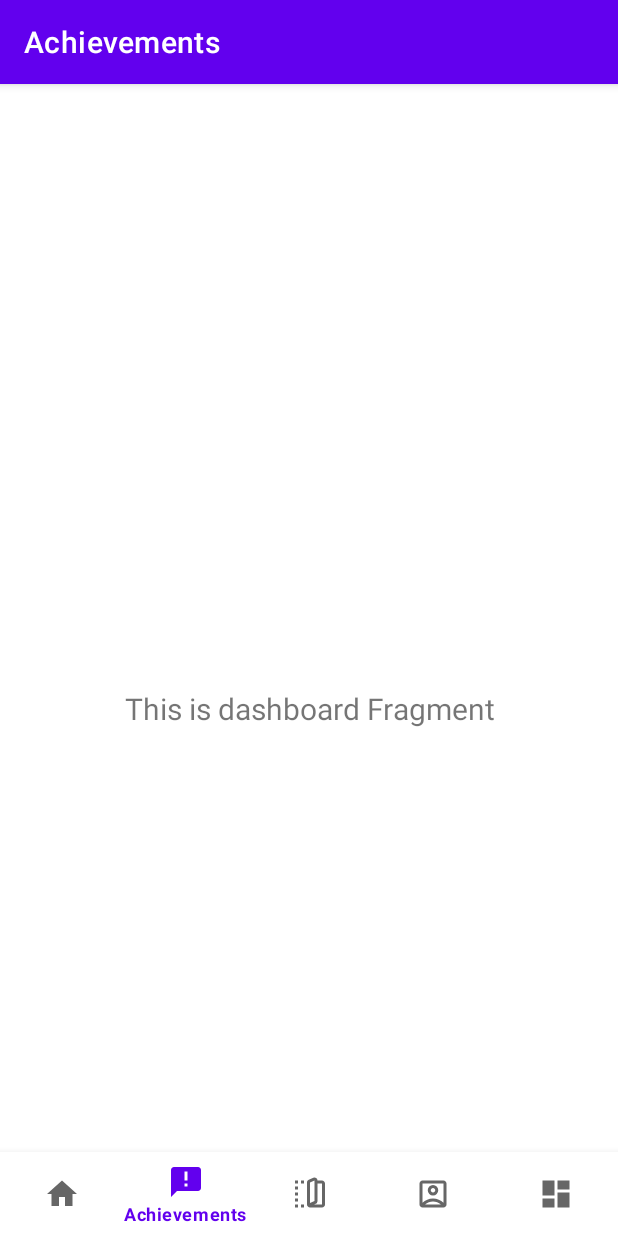
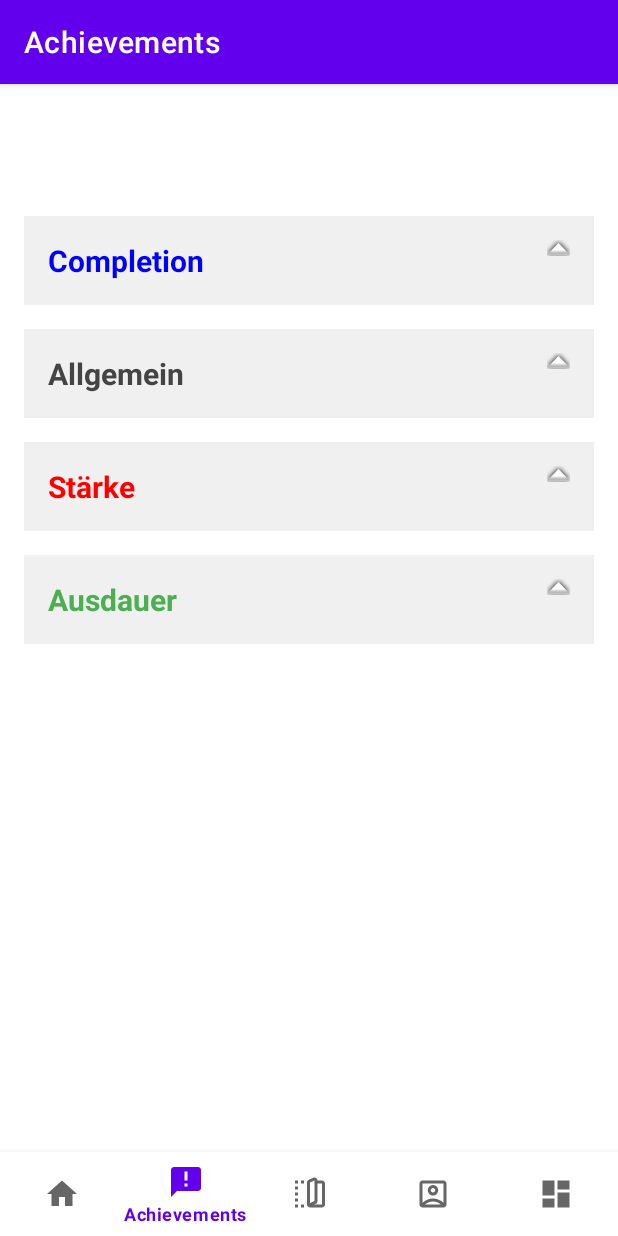
Before and after one commit to ErikHaletski/Challenge3-App, an Android app: the AchievmentsFragment screen opened through its navigation route, on a phone screen of 412 x 824 dp. Run offline under Robolectric (Android 15) with nearby library versions, the phone set to English and light mode, and no system bars; our stand-ins replace navigation-ui.

Commit message:
Stand 26.05.2025 Achievements werden durch Unterkategorie erstellt Braucht noch mehr Achievements und anbindung zu den Stats (Sind noch durch feste Stats vertreten) Vielleicht auch die Struktur anpassen, wie die Achievements angezeigt werden

```diff
--- a/app/src/main/java/de/challenge3/questapp/ui/achievements/AchievmentsFragment.kt
+++ b/app/src/main/java/de/challenge3/questapp/ui/achievements/AchievmentsFragment.kt
@@ -1,42 +1,126 @@
 package de.challenge3.questapp.ui.achievements
 
-import android.os.Bundle
-import android.view.LayoutInflater
-import android.view.View
-import android.view.ViewGroup
-import android.widget.TextView
-import androidx.fragment.app.Fragment
-import androidx.lifecycle.ViewModelProvider
-import de.challenge3.questapp.databinding.FragmentAchievmentsBinding
+import androidx.lifecycle.LiveData
+import androidx.lifecycle.MutableLiveData
+import androidx.lifecycle.ViewModel
 
-class AchievmentsFragment : Fragment() {
+data class Achievement(
+    val id: String,
+    val title: String,
+    val description: String,
+    val mainCategory: String,
+    val category: String,
+    val unlocked: Boolean = false
+)
 
-    private var _binding: FragmentAchievmentsBinding? = null
+class AchievmentsViewModel : ViewModel() {
 
-    // This property is only valid between onCreateView and
-    // onDestroyView.
-    private val binding get() = _binding!!
+    private val _achievements = MutableLiveData<List<Achievement>>()
+    val achievements: LiveData<List<Achievement>> = _achievements
 
-    override fun onCreateView(
-        inflater: LayoutInflater,
-        container: ViewGroup?,
-        savedInstanceState: Bundle?
-    ): View {
-        val achievmentsViewModel =
-            ViewModelProvider(this).get(AchievmentsViewModel::class.java)
+    init {
+        val externalStats = mapOf(
+            "arm" to 22,
+            "brust" to 16,
+            "ruecken" to 12,
+            "bauch" to 10,
+            "bein" to 25,
+            "ausdauer" to 35,
+            "quests" to 12,
+            "progress" to 55
+        )
 
-        _binding = FragmentAchievmentsBinding.inflate(inflater, container, false)
-        val root: View = binding.root
+        val priority = listOf("Completion", "Allgemein", "Stärke", "Ausdauer")
 
-        val textView: TextView = binding.textDashboard
-        achievmentsViewModel.text.observe(viewLifecycleOwner) {
-            textView.text = it
+        val allAchievements = listOf(
+            // Completion
+            Achievement("progress25", "25% Fortschritt erreicht", "Ein Viertel ist geschafft!", "Completion", "Fortschritt"),
+            Achievement("progress50", "50% Fortschritt erreicht", "Halbzeit!", "Completion", "Fortschritt"),
+            Achievement("progress75", "75% Fortschritt erreicht", "Fast geschafft!", "Completion", "Fortschritt"),
+            Achievement("progress100", "100% Fortschritt erreicht", "Du hast alles abgeschlossen!", "Completion", "Fortschritt"),
+
+            // Allgemein
+            Achievement("firstQuest", "Erste Quest abgeschlossen", "Der Anfang deiner Reise!", "Allgemein", "Allgemein"),
+            Achievement("tenQuests", "10 Quests abgeschlossen", "Starke Leistung!", "Allgemein", "Allgemein"),
+            Achievement("fiftyQuests", "50 Quests abgeschlossen", "Du bist ein Quest-Veteran!", "Allgemein", "Allgemein"),
+
+            // Stärke
+            Achievement("arm10", "Armstärke 10 erreicht", "Starke Arme – weiter so!", "Stärke", "Arm"),
+            Achievement("arm20", "Armstärke 20 erreicht", "Du kannst jetzt ordentlich drücken!", "Stärke", "Arm"),
+            Achievement("arm50", "Armstärke 50 erreicht", "Du bist ein Arm-Titan!", "Stärke", "Arm"),
+
+            Achievement("brust5", "Bruststärke 5 erreicht", "Erste Fortschritte im Brustbereich", "Stärke", "Brust"),
+            Achievement("brust15", "Bruststärke 15 erreicht", "Solide Brustleistung!", "Stärke", "Brust"),
+            Achievement("brust30", "Bruststärke 30 erreicht", "Du bist ein Benchpress-Boss!", "Stärke", "Brust"),
+
+            Achievement("ruecken5", "Rückenstärke 5 erreicht", "Guter Rücken ist Gold wert", "Stärke", "Rücken"),
+            Achievement("ruecken15", "Rückenstärke 15 erreicht", "Kräftiger Rücken!", "Stärke", "Rücken"),
+            Achievement("ruecken25", "Rückenstärke 25 erreicht", "Unaufhaltbarer Rückenpanzer!", "Stärke", "Rücken"),
+
+            Achievement("bauch5", "Bauchstärke 5 erreicht", "Core-Training zahlt sich aus!", "Stärke", "Bauch"),
+            Achievement("bauch10", "Bauchstärke 10 erreicht", "Der Sixpack kommt!", "Stärke", "Bauch"),
+            Achievement("bauch25", "Bauchstärke 25 erreicht", "Bauch aus Granit!", "Stärke", "Bauch"),
+
+            Achievement("bein5", "Beinstärke 5 erreicht", "Nicht das Beintraining skippen!", "Stärke", "Bein"),
+            Achievement("bein15", "Beinstärke 15 erreicht", "Du trittst ordentlich zu!", "Stärke", "Bein"),
+            Achievement("bein30", "Beinstärke 30 erreicht", "Bein wie Baumstämme!", "Stärke", "Bein"),
+
+            // Ausdauer
+            Achievement("ausdauer10", "Ausdauer 10 erreicht", "Erste Ausdauer-Level freigeschaltet", "Ausdauer", "Ausdauer"),
+            Achievement("ausdauer20", "Ausdauer 20 erreicht", "Halbmarathonfähig!", "Ausdauer", "Ausdauer"),
+            Achievement("ausdauer40", "Ausdauer 40 erreicht", "Läuft bei dir – im wahrsten Sinne!", "Ausdauer", "Ausdauer"),
+            Achievement("ausdauer60", "Ausdauer 60 erreicht", "Unendliche Energie!", "Ausdauer", "Ausdauer")
+        )
+
+        val statCheck = { key: String, value: Int -> (externalStats[key] ?: 0) >= value }
+
+        val unlocked = allAchievements.map { achievement ->
+            when (achievement.id) {
+                "arm10" -> achievement.copy(unlocked = statCheck("arm", 10))
+                "arm20" -> achievement.copy(unlocked = statCheck("arm", 20))
+                "arm50" -> achievement.copy(unlocked = statCheck("arm", 50))
+
+                "brust5" -> achievement.copy(unlocked = statCheck("brust", 5))
+                "brust15" -> achievement.copy(unlocked = statCheck("brust", 15))
+                "brust30" -> achievement.copy(unlocked = statCheck("brust", 30))
+
+                "ruecken5" -> achievement.copy(unlocked = statCheck("ruecken", 5))
+                "ruecken15" -> achievement.copy(unlocked = statCheck("ruecken", 15))
+                "ruecken25" -> achievement.copy(unlocked = statCheck("ruecken", 25))
+
+                "bauch5" -> achievement.copy(unlocked = statCheck("bauch", 5))
+                "bauch10" -> achievement.copy(unlocked = statCheck("bauch", 10))
+                "bauch25" -> achievement.copy(unlocked = statCheck("bauch", 25))
+
+                "bein5" -> achievement.copy(unlocked = statCheck("bein", 5))
+                "bein15" -> achievement.copy(unlocked = statCheck("bein", 15))
+                "bein30" -> achievement.copy(unlocked = statCheck("bein", 30))
+
+                "ausdauer10" -> achievement.copy(unlocked = statCheck("ausdauer", 10))
+                "ausdauer20" -> achievement.copy(unlocked = statCheck("ausdauer", 20))
+                "ausdauer40" -> achievement.copy(unlocked = statCheck("ausdauer", 40))
+                "ausdauer60" -> achievement.copy(unlocked = statCheck("ausdauer", 60))
+
+                "tenQuests" -> achievement.copy(unlocked = statCheck("quests", 10))
+                "fiftyQuests" -> achievement.copy(unlocked = statCheck("quests", 50))
+                "firstQuest" -> achievement.copy(unlocked = true)
+
+                "progress25" -> achievement.copy(unlocked = statCheck("progress", 25))
+                "progress50" -> achievement.copy(unlocked = statCheck("progress", 50))
+                "progress75" -> achievement.copy(unlocked = statCheck("progress", 75))
+                "progress100" -> achievement.copy(unlocked = statCheck("progress", 100))
+
+                else -> achievement
+            }
         }
-        return root
-    }
 
-    override fun onDestroyView() {
-        super.onDestroyView()
-        _binding = null
+        // Sortiere nach gewünschter Reihenfolge
+        _achievements.value = unlocked.sortedWith(
+            compareBy(
+                { priority.indexOf(it.mainCategory) }, // 1. Sortierung: nach Kategorie-Reihenfolge
+                { it.category },                        // 2. Sortierung: alphabetisch innerhalb
+                { it.title }                            // 3. Sortierung: nach Titel
+            )
+        )
     }
 }
--- a/app/src/main/java/de/challenge3/questapp/ui/achievements/AchievmentsViewModel.kt
+++ b/app/src/main/java/de/challenge3/questapp/ui/achievements/AchievmentsViewModel.kt
@@ -1,13 +1,162 @@
 package de.challenge3.questapp.ui.achievements
 
-import androidx.lifecycle.LiveData
-import androidx.lifecycle.MutableLiveData
-import androidx.lifecycle.ViewModel
+import android.graphics.Color
+import android.graphics.Typeface
+import android.os.Bundle
+import android.view.LayoutInflater
+import android.view.View
+import android.view.ViewGroup
+import android.widget.*
+import androidx.core.view.setPadding
+import androidx.fragment.app.Fragment
+import androidx.lifecycle.ViewModelProvider
+import de.challenge3.questapp.databinding.FragmentAchievmentsBinding
 
-class AchievmentsViewModel : ViewModel() {
+class AchievmentsFragment : Fragment() {
 
-    private val _text = MutableLiveData<String>().apply {
-        value = "This is dashboard Fragment"
+    private var _binding: FragmentAchievmentsBinding? = null
+    private val binding get() = _binding!!
+
+    private lateinit var viewModel: AchievmentsViewModel
+
+    override fun onCreateView(
+        inflater: LayoutInflater, container: ViewGroup?, savedInstanceState: Bundle?
+    ): View {
+        _binding = FragmentAchievmentsBinding.inflate(inflater, container, false)
+        val root = binding.root
+
+        viewModel = ViewModelProvider(this)[AchievmentsViewModel::class.java]
+
+        val layout = binding.rootLayout
+        layout.removeAllViews()
+
+        viewModel.achievements.observe(viewLifecycleOwner) { achievements ->
+            layout.removeAllViews()
+
+            if (achievements.isEmpty()) {
+                val emptyView = TextView(requireContext()).apply {
+                    text = "Keine Achievements verfügbar"
+                    textSize = 18f
+                    setPadding(16)
+                }
+                layout.addView(emptyView)
+                return@observe
+            }
+
+            val groupedByMain = achievements.groupBy { it.mainCategory }
+
+            groupedByMain.forEach { (mainCategory, itemsInMain) ->
+                val color = when (mainCategory) {
+                    "Stärke" -> Color.RED
+                    "Ausdauer" -> Color.parseColor("#4CAF50")
+                    "Allgemein" -> Color.DKGRAY
+                    "Completion" -> Color.BLUE
+                    else -> Color.BLACK
+                }
+
+                val box = LinearLayout(requireContext()).apply {
+                    orientation = LinearLayout.VERTICAL
+                    setBackgroundColor(Color.parseColor("#F0F0F0"))
+                    setPadding(24)
+                    layoutParams = LinearLayout.LayoutParams(
+                        LinearLayout.LayoutParams.MATCH_PARENT,
+                        LinearLayout.LayoutParams.WRAP_CONTENT
+                    ).apply {
+                        setMargins(0, 24, 0, 0)
+                    }
+                }
+
+                val headerLayout = LinearLayout(requireContext()).apply {
+                    orientation = LinearLayout.HORIZONTAL
+                }
+
+                val titleView = TextView(requireContext()).apply {
+                    text = mainCategory
+                    setTypeface(null, Typeface.BOLD)
+                    textSize = 20f
+                    setTextColor(color)
+                    layoutParams = LinearLayout.LayoutParams(0, LinearLayout.LayoutParams.WRAP_CONTENT, 1f)
+                }
+
+                val toggleIcon = ImageView(requireContext()).apply {
+                    // Startzustand: eingeklappt → Pfeil nach oben
+                    setImageResource(android.R.drawable.arrow_up_float)
+                }
+
+                headerLayout.addView(titleView)
+                headerLayout.addView(toggleIcon)
+
+                val contentLayout = LinearLayout(requireContext()).apply {
+                    orientation = LinearLayout.VERTICAL
+                    visibility = View.GONE  // 🟢 Standardmäßig eingeklappt!
+                }
+
+                val groupedBySub = itemsInMain.groupBy { it.category }
+
+                groupedBySub.forEach { (subCategory, subItems) ->
+                    val unlocked = subItems.count { it.unlocked }
+                    val total = subItems.size
+                    val percent = if (total > 0) (unlocked * 100) / total else 0
+
+                    val subHeader = LinearLayout(requireContext()).apply {
+                        orientation = LinearLayout.VERTICAL
+                        setPadding(0, 16, 0, 8)
+                    }
+
+                    val categoryLabel = TextView(requireContext()).apply {
+                        text = "$subCategory ($percent%)"
+                        textSize = 17f
+                        setTypeface(null, Typeface.BOLD_ITALIC)
+                    }
+
+                    val progress = ProgressBar(requireContext(), null, android.R.attr.progressBarStyleHorizontal).apply {
+                        max = 100
+                        progress = percent
+                        isIndeterminate = false
+                        layoutParams = LinearLayout.LayoutParams(
+                            LinearLayout.LayoutParams.MATCH_PARENT,
+                            LinearLayout.LayoutParams.WRAP_CONTENT
+                        ).apply {
+                            setMargins(0, 4, 0, 4)
+                        }
+                    }
+
+                    subHeader.addView(categoryLabel)
+                    subHeader.addView(progress)
+                    contentLayout.addView(subHeader)
+
+                    subItems.forEach { achievement ->
+                        val itemView = TextView(requireContext()).apply {
+                            text = "• " + achievement.title
+                            textSize = 16f
+                            alpha = if (achievement.unlocked) 1f else 0.4f
+                            setPadding(16, 4, 0, 4)
+                        }
+                        contentLayout.addView(itemView)
+                    }
+                }
+
+                // Toggle-Funktion: Ein-/Ausklappen
+                headerLayout.setOnClickListener {
+                    val isVisible = contentLayout.visibility == View.VISIBLE
+                    contentLayout.visibility = if (isVisible) View.GONE else View.VISIBLE
+                    toggleIcon.setImageResource(
+                        if (isVisible) android.R.drawable.arrow_up_float
+                        else android.R.drawable.arrow_down_float
+                    )
+                }
+
+                box.addView(headerLayout)
+                box.addView(contentLayout)
+                layout.addView(box)
+            }
+        }
+
+        return root
     }
-    val text: LiveData<String> = _text
+
+    override fun onDestroyView() {
+        super.onDestroyView()
+        _binding = null
+    }
 }
--- a/app/src/main/res/layout/fragment_achievments.xml
+++ b/app/src/main/res/layout/fragment_achievments.xml
@@ -6,17 +6,24 @@
     android:layout_height="match_parent"
     tools:context=".ui.achievements.AchievmentsFragment">
 
-    <TextView
-        android:id="@+id/text_dashboard"
+    <ScrollView
+        android:id="@+id/scrollAchievements"
         android:layout_width="match_parent"
-        android:layout_height="wrap_content"
-        android:layout_marginStart="8dp"
-        android:layout_marginTop="8dp"
-        android:layout_marginEnd="8dp"
-        android:textAlignment="center"
-        android:textSize="20sp"
+        android:layout_height="match_parent"
+        android:fillViewport="true"
+        android:transitionName="ABC"
         app:layout_constraintBottom_toBottomOf="parent"
         app:layout_constraintEnd_toEndOf="parent"
         app:layout_constraintStart_toStartOf="parent"
-        app:layout_constraintTop_toTopOf="parent" />
+        app:layout_constraintTop_toTopOf="parent">
+
+
+        <LinearLayout
+            android:id="@+id/rootLayout"
+            android:layout_width="match_parent"
+            android:layout_height="wrap_content"
+            android:orientation="vertical"
+            android:padding="16dp" />
+    </ScrollView>
+
 </androidx.constraintlayout.widget.ConstraintLayout>
```
Also changed, not shown: 244 other files.
